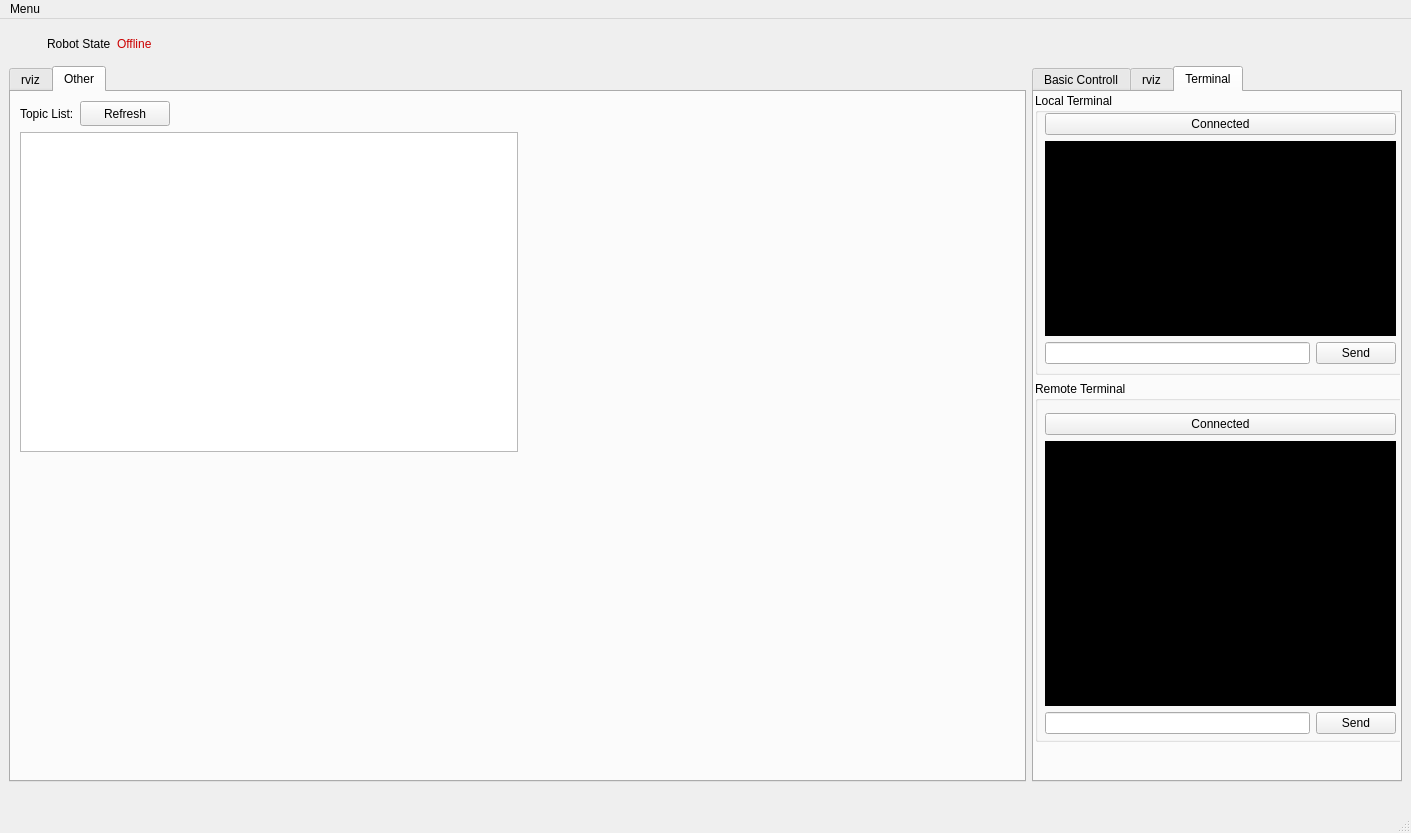
Qt form src/Ros_Qt5_Gui_App/ui/main_window.ui (chingchunw/interface_qt) before a commit.
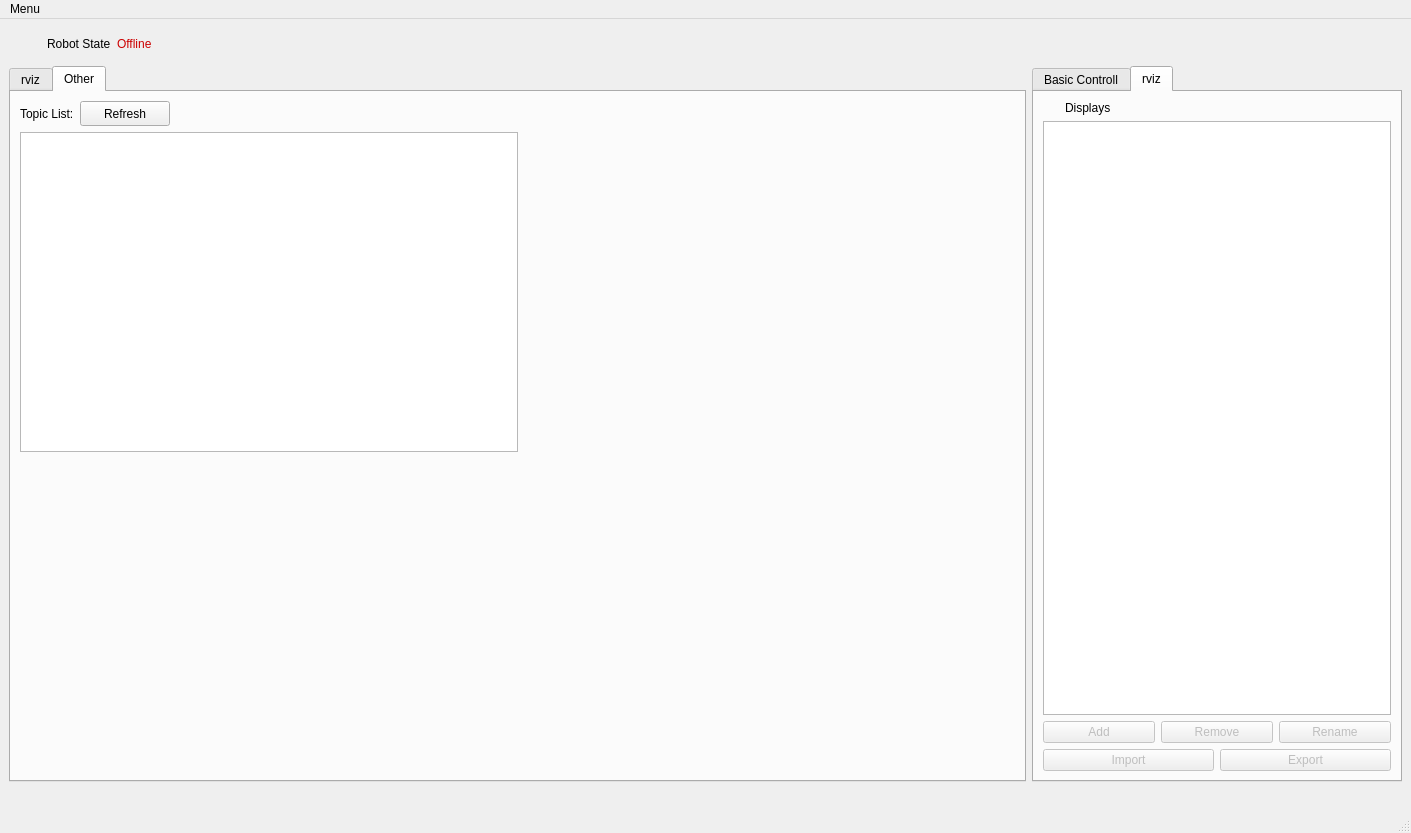
The same form after that commit. Icons and pictures are not drawn.

```diff
--- a/src/Ros_Qt5_Gui_App/ui/main_window.ui
+++ b/src/Ros_Qt5_Gui_App/ui/main_window.ui
@@ -383,7 +383,7 @@
            <cursorShape>ArrowCursor</cursorShape>
           </property>
           <property name="currentIndex">
-           <number>2</number>
+           <number>1</number>
           </property>
           <widget class="QWidget" name="tab">
            <attribute name="title">
@@ -667,123 +667,6 @@
             </item>
            </layout>
           </widget>
-          <widget class="QWidget" name="tab_2">
-           <attribute name="title">
-            <string>Terminal</string>
-           </attribute>
-           <widget class="QGroupBox" name="groupBox_5">
-            <property name="geometry">
-             <rect>
-              <x>1</x>
-              <y>1</y>
-              <width>369</width>
-              <height>282</height>
-             </rect>
-            </property>
-            <property name="title">
-             <string>Local Terminal</string>
-            </property>
-            <widget class="QWidget" name="layoutWidget_3">
-             <property name="geometry">
-              <rect>
-               <x>10</x>
-               <y>20</y>
-               <width>351</width>
-               <height>251</height>
-              </rect>
-             </property>
-             <layout class="QVBoxLayout" name="verticalLayout_7">
-              <item>
-               <widget class="QPushButton" name="pushButton_22">
-                <property name="text">
-                 <string>Connected</string>
-                </property>
-               </widget>
-              </item>
-              <item>
-               <widget class="QTextEdit" name="textEdit">
-                <property name="styleSheet">
-                 <string notr="true">background-color:rgb(0, 0, 0);
-color:rgb(238, 238, 236);</string>
-                </property>
-               </widget>
-              </item>
-              <item>
-               <layout class="QHBoxLayout" name="horizontalLayout_10">
-                <item>
-                 <widget class="QLineEdit" name="lineEdit_6"/>
-                </item>
-                <item>
-                 <widget class="QPushButton" name="pushButton_19">
-                  <property name="text">
-                   <string>Send</string>
-                  </property>
-                 </widget>
-                </item>
-               </layout>
-              </item>
-             </layout>
-            </widget>
-           </widget>
-           <widget class="QGroupBox" name="groupBox_7">
-            <property name="geometry">
-             <rect>
-              <x>1</x>
-              <y>289</y>
-              <width>369</width>
-              <height>361</height>
-             </rect>
-            </property>
-            <property name="title">
-             <string>Remote Terminal</string>
-            </property>
-            <widget class="QWidget" name="layoutWidget_4">
-             <property name="geometry">
-              <rect>
-               <x>10</x>
-               <y>32</y>
-               <width>351</width>
-               <height>321</height>
-              </rect>
-             </property>
-             <layout class="QVBoxLayout" name="verticalLayout_6">
-              <item>
-               <layout class="QHBoxLayout" name="horizontalLayout_9">
-                <item>
-                 <widget class="QPushButton" name="pushButton_20">
-                  <property name="text">
-                   <string>Connected</string>
-                  </property>
-                 </widget>
-                </item>
-               </layout>
-              </item>
-              <item>
-               <widget class="QTextEdit" name="textEdit_2">
-                <property name="styleSheet">
-                 <string notr="true">background-color:rgb(0, 0, 0);
-color:rgb(238, 238, 236);</string>
-                </property>
-               </widget>
-              </item>
-              <item>
-               <layout class="QHBoxLayout" name="horizontalLayout_8">
-                <item>
-                 <widget class="QLineEdit" name="lineEdit_8"/>
-                </item>
-                <item>
-                 <widget class="QPushButton" name="pushButton_21">
-                  <property name="text">
-                   <string>Send</string>
-                  </property>
-                 </widget>
-                </item>
-               </layout>
-              </item>
-             </layout>
-            </widget>
-           </widget>
-          </widget>
          </widget>
         </item>
        </layout>
```
